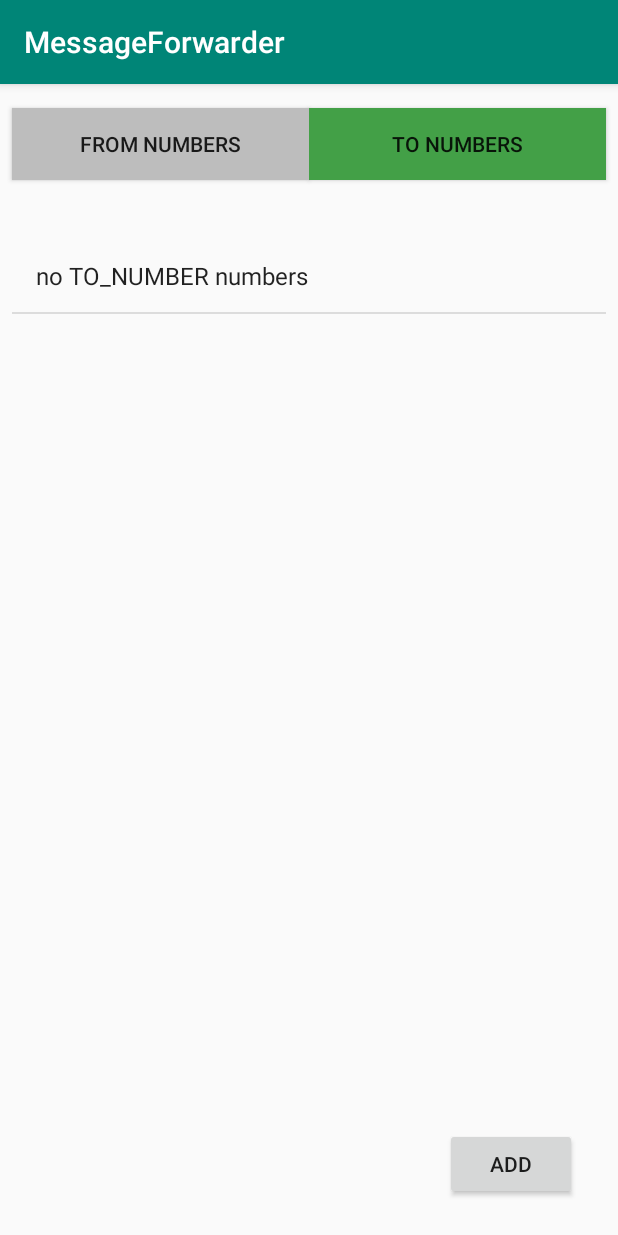
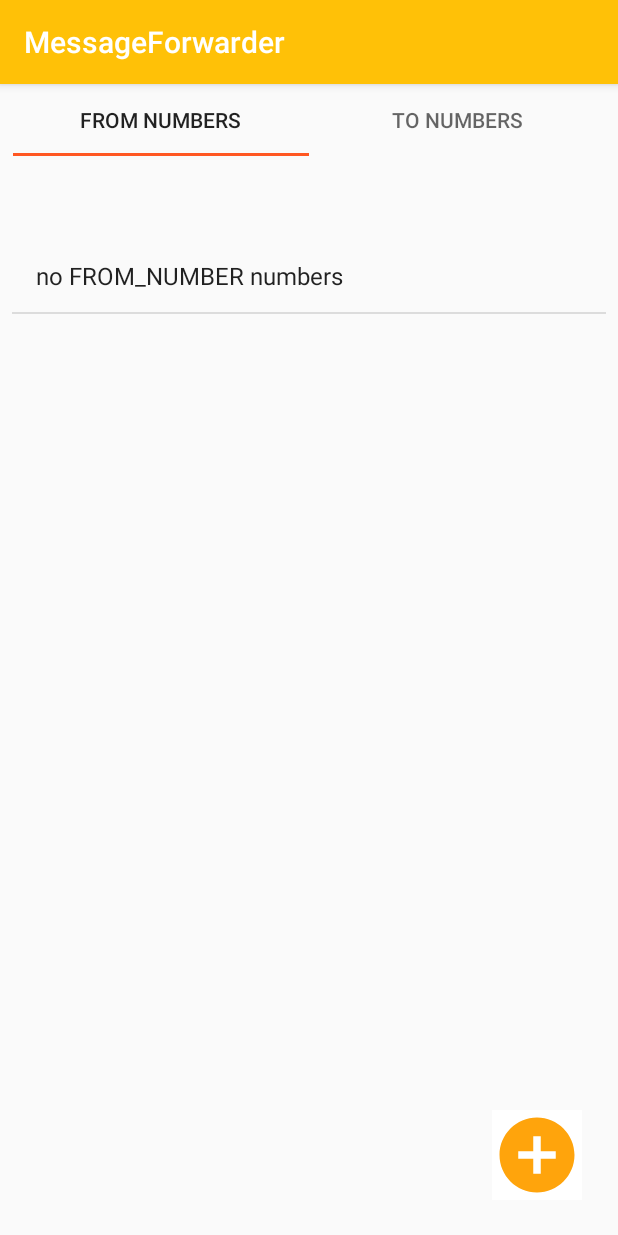
Before and after one commit to Vladdd97/MessageForwarder, an Android app: the screen it shows after launch (MainActivity), on a phone screen of 412 x 824 dp. Run offline under Robolectric (Android 15) with nearby library versions, the phone set to English and light mode, and no system bars.

Commit message:
# Adjust app style
- top buttons from MainActivity where replaced with TabView;
- add button where replaced with a vector image;
- app colors where changed;

```diff
--- a/app/build.gradle
+++ b/app/build.gradle
@@ -3,6 +3,7 @@ apply plugin: 'com.android.application'
 android {
     compileSdkVersion 28
     defaultConfig {
+        vectorDrawables.useSupportLibrary = true
         applicationId "com.mobile.messageforwarder"
         minSdkVersion 15
         targetSdkVersion 28
--- a/app/src/main/AndroidManifest.xml
+++ b/app/src/main/AndroidManifest.xml
@@ -13,13 +13,14 @@
     <application
         android:name=".util.ContextProvider"
         android:allowBackup="true"
-        android:icon="@mipmap/ic_launcher"
+        android:icon="@mipmap/ic_isd_launcher"
         android:label="@string/app_name"
         android:roundIcon="@mipmap/ic_launcher_round"
         android:supportsRtl="true"
         android:theme="@style/AppTheme">
         <activity
             android:name=".AddNumberActivity"
+            android:parentActivityName=".MainActivity"
             android:windowSoftInputMode="adjustPan"></activity>
         <activity android:name=".MainActivity">
             <intent-filter>
--- a/app/src/main/java/com/mobile/messageforwarder/MainActivity.java
+++ b/app/src/main/java/com/mobile/messageforwarder/MainActivity.java
@@ -3,6 +3,7 @@ package com.mobile.messageforwarder;
 import android.app.Dialog;
 import android.content.Intent;
 import android.support.annotation.Nullable;
+import android.support.design.widget.TabLayout;
 import android.support.v7.app.AppCompatActivity;
 import android.os.Bundle;
 import android.util.Log;
@@ -12,6 +13,7 @@ import android.widget.ArrayAdapter;
 import android.widget.Button;
 import android.widget.ListView;
 import android.widget.TextView;
+import android.widget.Toast;
 
 import com.mobile.messageforwarder.util.ActivityRequestCode;
 import com.mobile.messageforwarder.util.NumberType;
@@ -21,9 +23,7 @@ import java.util.List;
 
 public class MainActivity extends AppCompatActivity {
 
-    private Button fromNumbersButton;
-    private Button toNumbersButton;
-
+    private TabLayout numberTypeTabLayout;
     private NumberType chosenNumberType;
 
     @Override
@@ -31,29 +31,36 @@ public class MainActivity extends AppCompatActivity {
         super.onCreate(savedInstanceState);
         setContentView(R.layout.activity_main);
         initData();
-        //NumberUtil.deleteAllNumbers();
-//        NumberUtil.saveFromNumber("fromNumber_1" + NumberUtil.SEPARATOR + "fromNumber_2");
-//        NumberUtil.saveToNumber("toNumber_1" + NumberUtil.SEPARATOR + "toNumber_2");
     }
 
     public void initData() {
-        fromNumbersButton = findViewById(R.id.fromNumbersButton);
-        toNumbersButton = findViewById(R.id.toNumbersButton);
+        chosenNumberType = NumberType.FROM_NUMBER;
+        showAllNumbers(chosenNumberType);
 
-        chooseNumberType(NumberType.TO_NUMBER);
-        showAllNumbers(chosenNumberType);
-    }
+        numberTypeTabLayout = findViewById(R.id.numberTypeTabLayout);
+        numberTypeTabLayout.addOnTabSelectedListener(new TabLayout.OnTabSelectedListener() {
+            @Override
+            public void onTabSelected(TabLayout.Tab tab) {
+                if (numberTypeTabLayout.getSelectedTabPosition() == 0) {
+                    chosenNumberType = NumberType.FROM_NUMBER;
+                    Log.i("MainActivity", "fromNumbers=[" + NumberUtil.getNumbers(chosenNumberType) + "]");
+                } else {
+                    chosenNumberType = NumberType.TO_NUMBER;
+                    Log.i("MainActivity", "toNumbers=[" + NumberUtil.getNumbers(chosenNumberType) + "]");
+                }
+                showAllNumbers(chosenNumberType);
+            }
 
-    public void chooseNumberType(NumberType numberType) {
+            @Override
+            public void onTabUnselected(TabLayout.Tab tab) {
 
-        chosenNumberType = numberType;
-        if (numberType.equals(NumberType.FROM_NUMBER)) {
-            fromNumbersButton.setBackgroundColor(getResources().getColor(R.color.enabledButton));
-            toNumbersButton.setBackgroundColor(getResources().getColor(R.color.disabledButton));
-        } else {
-            fromNumbersButton.setBackgroundColor(getResources().getColor(R.color.disabledButton));
-            toNumbersButton.setBackgroundColor(getResources().getColor(R.color.enabledButton));
-        }
+            }
+
+            @Override
+            public void onTabReselected(TabLayout.Tab tab) {
+
+            }
+        });
     }
 
 
@@ -65,26 +72,10 @@ public class MainActivity extends AppCompatActivity {
         }
     }
 
-    public void onClick_fromNumbersButton(View v) {
-        chooseNumberType(NumberType.FROM_NUMBER);
-        showAllNumbers(chosenNumberType);
-
-        Log.i("MFBroadcastReceiver", "fromNumbers=[" + NumberUtil.getNumbers(chosenNumberType) + "]");
-        showAllNumbers(chosenNumberType);
-    }
-
-
-    public void onClick_toNumbersButton(View v) {
-        chooseNumberType(NumberType.TO_NUMBER);
-        showAllNumbers(chosenNumberType);
-
-        Log.i("MFBroadcastReceiver", "fromNumbers=[" + NumberUtil.getNumbers(NumberType.TO_NUMBER) + "]");
-        showAllNumbers(NumberType.TO_NUMBER);
-
-    }
 
     public void onClick_addButton(View v) {
         Intent addNumberIntent = new Intent(MainActivity.this, AddNumberActivity.class);
+        addNumberIntent.putExtra(NumberType.class.getName(), chosenNumberType.toString());
         startActivityForResult(addNumberIntent, ActivityRequestCode.ADD_NUMBER_ACTIVITY_CODE);
     }
 
@@ -105,7 +96,7 @@ public class MainActivity extends AppCompatActivity {
     }
 
     public void showPopup(final String number) {
-        Log.i("MFBroadcastReceiver", "selectedNumber=[" + number + "]");
+        Log.i("MainActivity", "selectedNumber=[" + number + "]");
         final Dialog dialog = new Dialog(this);
         dialog.setContentView(R.layout.popup_delete_number);
         TextView popupTextView = dialog.findViewById(R.id.popupTextView);
@@ -117,7 +108,7 @@ public class MainActivity extends AppCompatActivity {
         cancelButton.setOnClickListener(new View.OnClickListener() {
             @Override
             public void onClick(View v) {
-                Log.i("MFBroadcastReceiver", "Cancel button on popup was clicked");
+                Log.i("MainActivity", "Cancel button on popup was clicked");
                 dialog.dismiss();
             }
         });
@@ -126,8 +117,11 @@ public class MainActivity extends AppCompatActivity {
             @Override
             public void onClick(View v) {
                 NumberUtil.deleteNumber(chosenNumberType, number);
-                Log.i("MFBroadcastReceiver", "deletedNumber=[" + number + "], numberType=[" + NumberType.FROM_NUMBER.toString() + "]");
+                Log.i("MainActivity", "deletedNumber=[" + number + "], numberType=[" + NumberType.FROM_NUMBER.toString() + "]");
                 dialog.dismiss();
+                Toast.makeText(getBaseContext(),"Number [" + number + "] of type ["
+                        + chosenNumberType.toString() + "] was deleted.",Toast.LENGTH_LONG).show();
+
                 showAllNumbers(chosenNumberType);
             }
         });
--- a/app/src/main/java/com/mobile/messageforwarder/util/MFBroadcastReceiver.java
+++ b/app/src/main/java/com/mobile/messageforwarder/util/MFBroadcastReceiver.java
@@ -27,8 +27,8 @@ public class MFBroadcastReceiver extends BroadcastReceiver {
                 boolean isFromNumbers = false;
                 List<String> fromNumbers = NumberUtil.getNumbers(NumberType.FROM_NUMBER);
                 String from = smsMessage.getOriginatingAddress();
-                String message = smsMessage.getMessageBody();
-                Log.i("MFBroadcastReceiver", "received message=[" + message + "], from=[" + from + "]");
+                String message = "Message is redirected from: "+from + ".\nMessage body: " + smsMessage.getMessageBody();
+                Log.i("MFBroadcastReceiver", "received message=[" + smsMessage.getMessageBody() + "], from=[" + from + "]");
 
 
                 for (String fromNumber : fromNumbers) {
@@ -39,7 +39,7 @@ public class MFBroadcastReceiver extends BroadcastReceiver {
                 }
 
                 if (isFromNumbers) {
-
+                    Log.i("MFBroadcastReceiver", "********** sending received message **********");
                     List<String> toNumbers = NumberUtil.getNumbers(NumberType.TO_NUMBER);
 
                     for(String toNumber : toNumbers){
--- /dev/null
+++ b/app/src/main/res/drawable/ic_add_circle_black_24dp.xml
@@ -0,0 +1,5 @@
+<vector android:alpha="0.95" android:height="60dp"
+    android:viewportHeight="24.0" android:viewportWidth="24.0"
+    android:width="60dp" xmlns:android="http://schemas.android.com/apk/res/android">
+    <path android:fillColor="@color/colorPrimaryDark" android:pathData="M12,2C6.48,2 2,6.48 2,12s4.48,10 10,10 10,-4.48 10,-10S17.52,2 12,2zM17,13h-4v4h-2v-4L7,13v-2h4L11,7h2v4h4v2z"/>
+</vector>
--- /dev/null
+++ b/app/src/main/res/drawable/ic_done_all_black_24dp.xml
@@ -0,0 +1,5 @@
+<vector android:alpha="0.95" android:height="60dp"
+    android:viewportHeight="24.0" android:viewportWidth="24.0"
+    android:width="60dp" xmlns:android="http://schemas.android.com/apk/res/android">
+    <path android:fillColor="@color/colorPrimaryDark" android:pathData="M18,7l-1.41,-1.41 -6.34,6.34 1.41,1.41L18,7zM22.24,5.59L11.66,16.17 7.48,12l-1.41,1.41L11.66,19l12,-12 -1.42,-1.41zM0.41,13.41L6,19l1.41,-1.41L1.83,12 0.41,13.41z"/>
+</vector>
--- /dev/null
+++ b/app/src/main/res/drawable/ic_done_black_24dp.xml
@@ -0,0 +1,5 @@
+<vector android:alpha="0.95" android:height="60dp"
+    android:viewportHeight="24.0" android:viewportWidth="24.0"
+    android:width="60dp" xmlns:android="http://schemas.android.com/apk/res/android">
+    <path android:fillColor="@color/colorPrimaryDark" android:pathData="M9,16.2L4.8,12l-1.4,1.4L9,19 21,7l-1.4,-1.4L9,16.2z"/>
+</vector>
--- a/app/src/main/res/layout/activity_main.xml
+++ b/app/src/main/res/layout/activity_main.xml
@@ -6,32 +6,6 @@
     android:layout_height="match_parent"
     tools:context=".MainActivity">
 
-    <Button
-        android:id="@+id/fromNumbersButton"
-        android:layout_width="0dp"
-        android:layout_height="wrap_content"
-        android:layout_marginStart="8dp"
-        android:layout_marginLeft="8dp"
-        android:layout_marginTop="16dp"
-        android:onClick="onClick_fromNumbersButton"
-        android:padding="5dp"
-        android:text="from numbers"
-        app:layout_constraintEnd_toStartOf="@+id/toNumbersButton"
-        app:layout_constraintStart_toStartOf="parent"
-        app:layout_constraintTop_toTopOf="parent" />
-
-    <Button
-        android:id="@+id/toNumbersButton"
-        android:layout_width="0dp"
-        android:layout_height="wrap_content"
-        android:layout_marginTop="16dp"
-        android:layout_marginEnd="8dp"
-        android:onClick="onClick_toNumbersButton"
-        android:padding="5dp"
-        android:text="to numbers"
-        app:layout_constraintEnd_toEndOf="parent"
-        app:layout_constraintStart_toEndOf="@+id/fromNumbersButton"
-        app:layout_constraintTop_toTopOf="parent" />
 
     <ListView
         android:id="@+id/numbersListView"
@@ -50,16 +24,40 @@
 
     </ListView>
 
-    <Button
+    <ImageView
         android:id="@+id/addButton"
         android:layout_width="wrap_content"
         android:layout_height="wrap_content"
-        android:layout_marginEnd="27dp"
-        android:layout_marginRight="27dp"
+        android:layout_marginEnd="24dp"
+        android:layout_marginRight="24dp"
         android:layout_marginBottom="24dp"
+        android:background="#FFFFFF"
+        android:contentDescription="@string/defaultText"
         android:onClick="onClick_addButton"
-        android:text="add"
         app:layout_constraintBottom_toBottomOf="parent"
-        app:layout_constraintEnd_toEndOf="parent" />
+        app:layout_constraintEnd_toEndOf="parent"
+        app:srcCompat="@drawable/ic_add_circle_black_24dp" />
+
+    <android.support.design.widget.TabLayout
+        android:id="@+id/numberTypeTabLayout"
+        android:layout_width="395dp"
+        android:layout_height="wrap_content"
+        app:layout_constraintEnd_toEndOf="parent"
+        app:layout_constraintStart_toStartOf="parent"
+        app:layout_constraintTop_toTopOf="parent">
+
+        <android.support.design.widget.TabItem
+            android:id="@+id/fromNumberTabItem"
+            android:layout_width="wrap_content"
+            android:layout_height="wrap_content"
+            android:text="@string/fromNumbersButton" />
+
+        <android.support.design.widget.TabItem
+            android:id="@+id/toNumberTabItem"
+            android:layout_width="wrap_content"
+            android:layout_height="wrap_content"
+            android:text="@string/toNumbersButton" />
+
+    </android.support.design.widget.TabLayout>
 
 </android.support.constraint.ConstraintLayout>
--- a/app/src/main/res/values/colors.xml
+++ b/app/src/main/res/values/colors.xml
@@ -1,8 +1,15 @@
 <?xml version="1.0" encoding="utf-8"?>
 <resources>
-    <color name="colorPrimary">#008577</color>
-    <color name="colorPrimaryDark">#00574B</color>
-    <color name="colorAccent">#D81B60</color>
-    <color name="disabledButton">#bdbdbd</color>
-    <color name="enabledButton">#43a047</color>
+    <color name="colorPrimary">#FFC107</color>
+    <color name="colorPrimaryDark">#FFA000</color>
+    <color name="colorAccent">#FF5722</color>
+    <color name="lightPrimaryColor">#FFECB3</color>
+    <color name="disabledButton">#f5f5f5</color>
+    <color name="enabledButton">#ffc107</color>
+    <color name="deleteButton">#f44336</color>
+    <color name="cancelButton">#1976d2</color>
+    <color name="primaryText">#212121</color>
+    <color name="whiteTextColor">#f5f5f5</color>
+    <color name="toastDeleteMessage">#e53935</color>
+    <color name="toastSaveMessage">#43a047</color>
 </resources>
--- a/app/src/main/res/values/strings.xml
+++ b/app/src/main/res/values/strings.xml
@@ -2,6 +2,13 @@
     <string name="app_name">MessageForwarder</string>
     <string name="cancelButton">cancel</string>
     <string name="deleteButton">delete</string>
+    <string name="addButton">add</string>
+    <string name="backButton">back</string>
+    <string name="toNumbersButton">to numbers</string>
+    <string name="fromNumbersButton">from numbers</string>
+    <string name="saveButton">save</string>
     <string name="defaultText">defaultText</string>
+    <string name="infoText">Type the number</string>
+
 
 </resources>
```
Also changed, not shown: app/src/main/java/com/mobile/messageforwarder/AddNumberActivity.java (+11 -16 lines), app/src/main/java/com/mobile/messageforwarder/util/NumberUtil.java (+3 -30 lines), app/src/main/res/layout/activity_add_number.xml (+26 -41 lines), app/src/main/res/layout/popup_delete_number.xml (+8 -0 lines), app/src/main/res/mipmap-hdpi/ic_isd_launcher.png (added), app/src/main/res/mipmap-mdpi/ic_isd_launcher.png (added), app/src/main/res/mipmap-xhdpi/ic_isd_launcher.png (added), app/src/main/res/mipmap-xxhdpi/ic_isd_launcher.png (added), app/src/main/res/mipmap-xxxhdpi/ic_isd_launcher.png (added).
